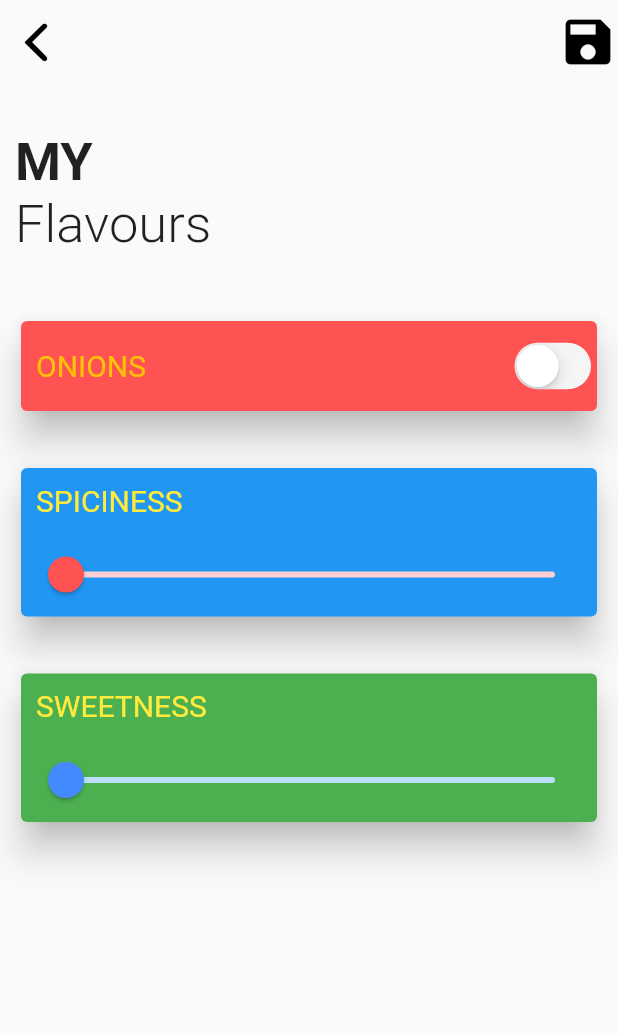
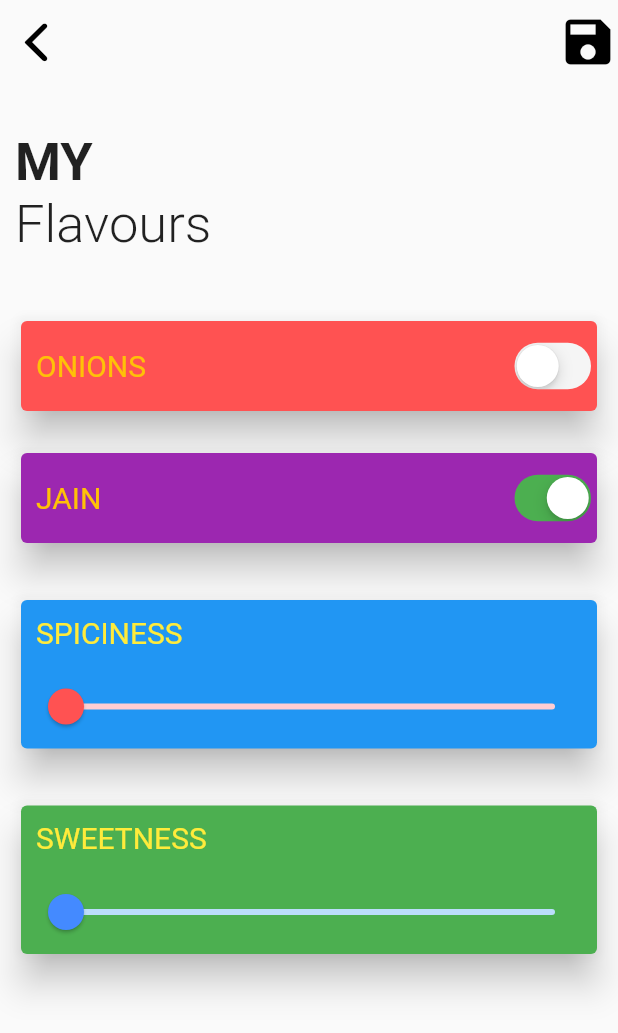
Before and after one commit to amanchhaparia/G.A.M.A, a Flutter app: the Filters screen opened directly, on a phone screen of 412 x 824 dp. Shown: the top 1033 px of the screen. Run offline on Flutter 3.47's test engine with Material 2 defaults, Android fonts, the phone set to English and light mode, and no system bars; our stand-ins replace auto_size_text, cloud_firestore, firebase_auth, rxdart, simple_animations, supercharged; missing offline and left inert: bloc_pattern; accounts and stored records are empty; network calls fail.

Commit message:
minor changes

```diff
--- a/VJTI_Canteen/lib/screens/filters.dart
+++ b/VJTI_Canteen/lib/screens/filters.dart
@@ -42,6 +42,7 @@ class _FiltersState extends State<Filters> {
   }
 
   bool isOnionsPresent;
+  bool isJain = true;
   double sweetness;
   double spiciness;
 
@@ -142,6 +143,41 @@ class _FiltersState extends State<Filters> {
                               });
                             },
                             value: isOnionsPresent,
+                          ),
+                        ],
+                      ),
+                    ),
+                  ),
+                  SizedBox(height: 20),
+                  Padding(
+                    padding: const EdgeInsets.only(left: 10.0, right: 10.0),
+                    child: Card(
+                      elevation: 10.0,
+                      color: Colors.purple,
+                      child: Row(
+                        mainAxisAlignment: MainAxisAlignment.spaceBetween,
+                        crossAxisAlignment: CrossAxisAlignment.center,
+                        children: <Widget>[
+                          Container(
+                            height: 60,
+                            padding: const EdgeInsets.all(10.0),
+                            child: Center(
+                              child: Text(
+                                'JAIN',
+                                style: TextStyle(
+                                    fontSize: 20, color: Colors.amber),
+                              ),
+                            ),
+                          ),
+                          CupertinoSwitch(
+                            activeColor: Colors.green,
+                            trackColor: Colors.grey[100],
+                            onChanged: (value) {
+                              setState(() {
+                                isJain = !isJain;
+                              });
+                            },
+                            value: isJain,
                           ),
                         ],
                       ),
--- a/VJTI_Canteen/lib/widgets/app_drawer.dart
+++ b/VJTI_Canteen/lib/widgets/app_drawer.dart
@@ -22,9 +22,9 @@ class AppDrawer extends StatelessWidget {
               SizedBox(height: MediaQuery.of(context).size.height * 0.1),
               CircleAvatar(
                 backgroundColor: Colors.blueGrey,
-                radius: MediaQuery.of(context).size.width * 0.2,
+                radius: MediaQuery.of(context).size.width * 0.22,
                 child: CircleAvatar(
-                  radius: MediaQuery.of(context).size.width * 0.17,
+                  radius: MediaQuery.of(context).size.width * 0.2,
                   backgroundImage: NetworkImage(
                       'https://thumbs.gfycat.com/ConsiderateFlamboyantHawaiianmonkseal-size_restricted.gif'),
                 ),
```
Also changed, not shown: VJTI_Canteen/lib/screens/wallet_screen.dart (+17 -20 lines).
